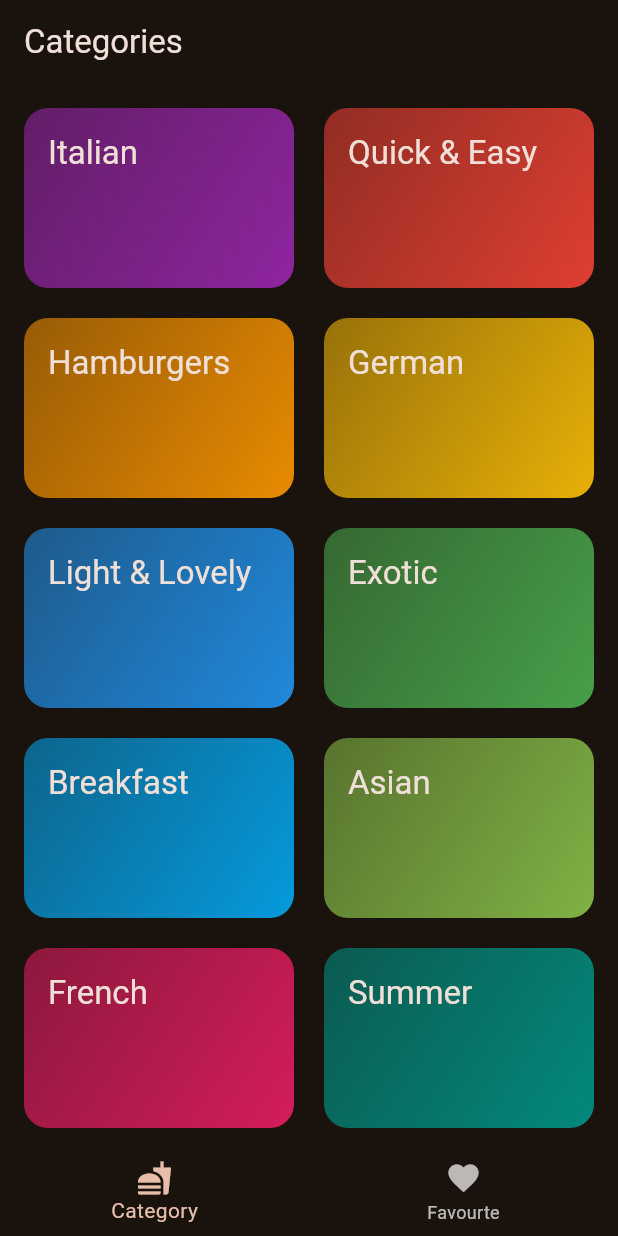
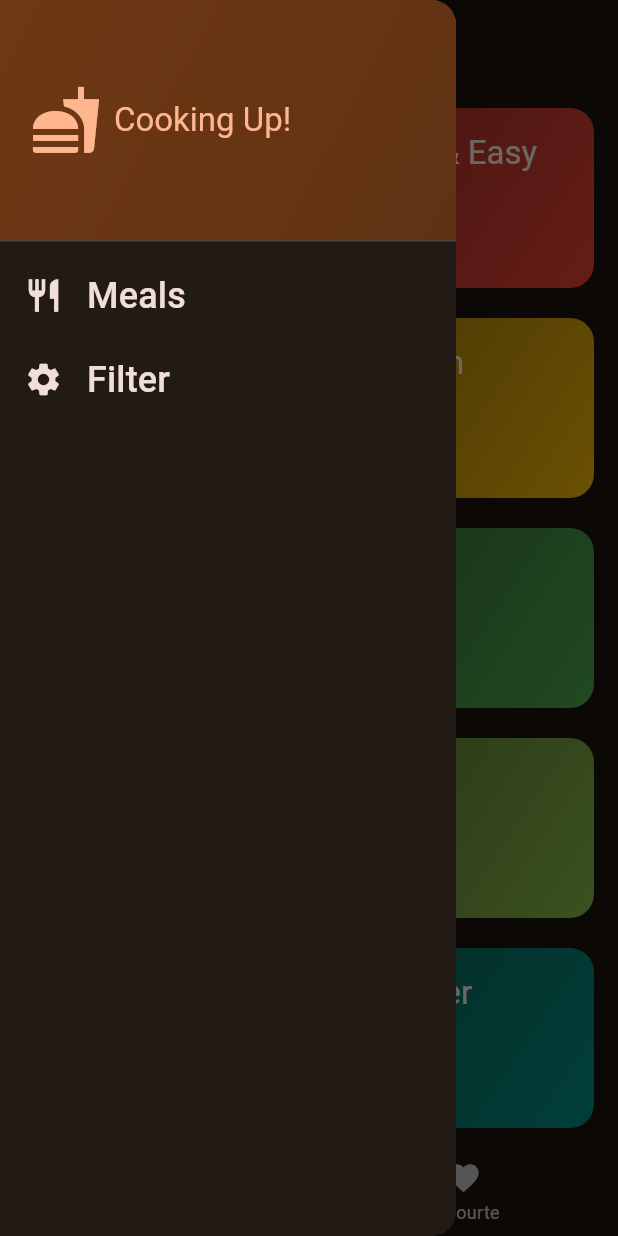
Before and after one commit to nghiamd02/food-management-app, a Flutter app: the screen it shows after launch, with the side drawer open (before the commit the screen has no drawer), on a phone screen of 412 x 824 dp. Run offline on Flutter 3.47's test engine with Material 2 defaults, Android fonts, the phone set to English and light mode, and no system bars; our stand-ins replace google_fonts, transparent_image.

Commit message:
finish adding drawer and filter feature

```diff
--- a/lib/screens/categories.dart
+++ b/lib/screens/categories.dart
@@ -6,11 +6,15 @@ import 'package:food_app/models/meal.dart';
 import 'package:food_app/models/category.dart';
 
 class CatergoryScreen extends StatelessWidget {
-  const CatergoryScreen({super.key, required this.onToggleFavouriteIcon});
+  const CatergoryScreen(
+      {super.key,
+      required this.onToggleFavouriteIcon,
+      required this.filteredMeal});
   final void Function(Meal meal) onToggleFavouriteIcon;
+  final List<Meal> filteredMeal;
 
   void _onSelectedCategory(BuildContext context, Category category) {
-    List<Meal> meals = mealsData
+    List<Meal> meals = filteredMeal
         .where((meal) => meal.categories.contains(category.id))
         .toList();
     Navigator.of(context).push(MaterialPageRoute(
--- a/lib/screens/navigation_screen.dart
+++ b/lib/screens/navigation_screen.dart
@@ -1,7 +1,17 @@
 import 'package:flutter/material.dart';
+import 'package:food_app/data/categories_data.dart';
 import 'package:food_app/models/meal.dart';
 import 'package:food_app/screens/categories.dart';
+import 'package:food_app/screens/filter_screen.dart';
 import 'package:food_app/screens/meals.dart';
+import 'package:food_app/widgets/drawer/main_drawer.dart';
+
+const Map<Filter, bool> defaultFilter = {
+  Filter.glutenFree: false,
+  Filter.vegan: false,
+  Filter.vegetarian: false,
+  Filter.lactoseFree: false
+};
 
 class NavScreen extends StatefulWidget {
   const NavScreen({super.key});
@@ -13,6 +23,7 @@ class NavScreen extends StatefulWidget {
 class _NavScreenState extends State<NavScreen> {
   var _currentIndex = 0;
   final List<Meal> meals = [];
+  Map<Filter, bool> _selectedFilter = defaultFilter;
 
   void _showSnackBar(String message) {
     ScaffoldMessenger.of(context).clearSnackBars();
@@ -41,10 +52,41 @@ class _NavScreenState extends State<NavScreen> {
     });
   }
 
+  void _onDrawerItemSelected(String selectedScreen) async {
+    Navigator.of(context).pop();
+    if (selectedScreen.toLowerCase() == 'filter') {
+      final result =
+          await Navigator.of(context).push<Map<Filter, bool>>(MaterialPageRoute(
+              builder: (ctx) => FilterScreen(
+                    currentFiltered: _selectedFilter,
+                  )));
+      setState(() {
+        _selectedFilter = result ?? defaultFilter;
+      });
+    }
+  }
+
   @override
   Widget build(BuildContext context) {
+    List<Meal> filteredMeals = mealsData.where((meal) {
+      if (_selectedFilter[Filter.glutenFree]! && !meal.isGlutenFree) {
+        return false;
+      }
+      if (_selectedFilter[Filter.vegan]! && !meal.isVegan) {
+        return false;
+      }
+      if (_selectedFilter[Filter.vegetarian]! && !meal.isVegetarian) {
+        return false;
+      }
+      if (_selectedFilter[Filter.lactoseFree]! && !meal.isLactoseFree) {
+        return false;
+      }
+      return true;
+    }).toList();
+
     Widget activeScreen = CatergoryScreen(
       onToggleFavouriteIcon: _onToggleFavouriteIcon,
+      filteredMeal: filteredMeals,
     );
     var screenTitle = 'Categories';
 
@@ -59,6 +101,7 @@ class _NavScreenState extends State<NavScreen> {
       appBar: AppBar(
         title: Text(screenTitle),
       ),
+      drawer: MainDrawer(onSelected: _onDrawerItemSelected),
       body: activeScreen,
       bottomNavigationBar: BottomNavigationBar(items: const [
         BottomNavigationBarItem(icon: Icon(Icons.fastfood), label: 'Category'),
--- /dev/null
+++ b/lib/widgets/drawer/drawer_item.dart
@@ -0,0 +1,31 @@
+import 'package:flutter/material.dart';
+
+class DrawerItem extends StatelessWidget {
+  const DrawerItem(
+      {super.key,
+      required this.title,
+      required this.icon,
+      required this.onSelected});
+  final String title;
+  final IconData icon;
+  final void Function(String screen) onSelected;
+
+  @override
+  Widget build(BuildContext context) {
+    return ListTile(
+      onTap: () {
+        onSelected(title);
+      },
+      leading: Icon(
+        icon,
+        size: 26,
+        color: Theme.of(context).colorScheme.onBackground,
+      ),
+      title: Text(
+        title,
+        style: Theme.of(context).textTheme.titleSmall!.copyWith(
+            color: Theme.of(context).colorScheme.onBackground, fontSize: 24),
+      ),
+    );
+  }
+}
--- /dev/null
+++ b/lib/widgets/drawer/main_drawer.dart
@@ -0,0 +1,51 @@
+import 'package:flutter/material.dart';
+import 'package:food_app/widgets/drawer/drawer_item.dart';
+
+class MainDrawer extends StatelessWidget {
+  const MainDrawer({super.key, required this.onSelected});
+  final void Function(String screen) onSelected;
+
+  @override
+  Widget build(BuildContext context) {
+    return Drawer(
+      child: Column(children: [
+        DrawerHeader(
+            padding: const EdgeInsets.all(20),
+            decoration: BoxDecoration(
+                gradient: LinearGradient(colors: [
+              Theme.of(context).colorScheme.primaryContainer,
+              Theme.of(context).colorScheme.primaryContainer.withOpacity(0.8)
+            ], begin: Alignment.topLeft, end: Alignment.bottomRight)),
+            child: Row(
+              children: [
+                Icon(
+                  Icons.fastfood,
+                  size: 48,
+                  color: Theme.of(context).colorScheme.primary,
+                ),
+                const SizedBox(
+                  width: 8,
+                ),
+                Text(
+                  'Cooking Up!',
+                  style: Theme.of(context)
+                      .textTheme
+                      .titleLarge!
+                      .copyWith(color: Theme.of(context).colorScheme.primary),
+                ),
+              ],
+            )),
+        DrawerItem(
+          title: 'Meals',
+          icon: Icons.restaurant,
+          onSelected: onSelected,
+        ),
+        DrawerItem(
+          title: 'Filter',
+          icon: Icons.settings,
+          onSelected: onSelected,
+        )
+      ]),
+    );
+  }
+}
```
Also changed, not shown: lib/screens/filter_screen.dart (added, +93 -0 lines), lib/widgets/fliter/filter_item.dart (added, +40 -0 lines).
